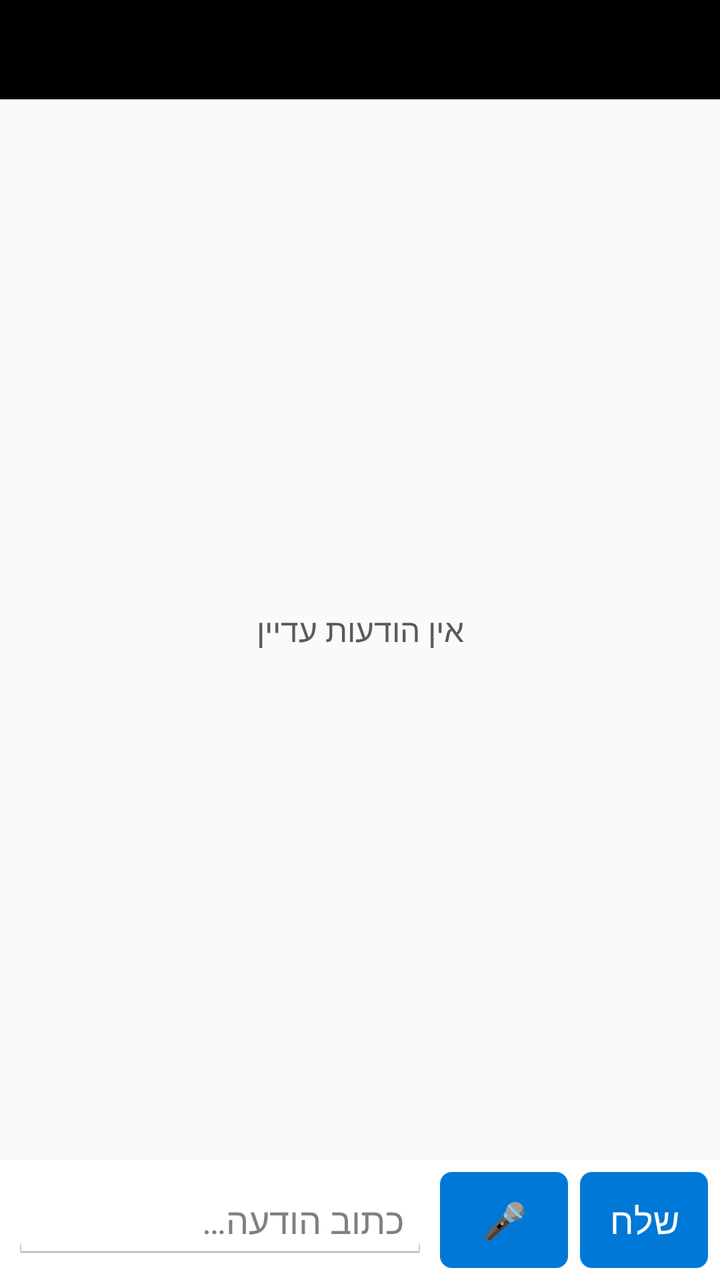
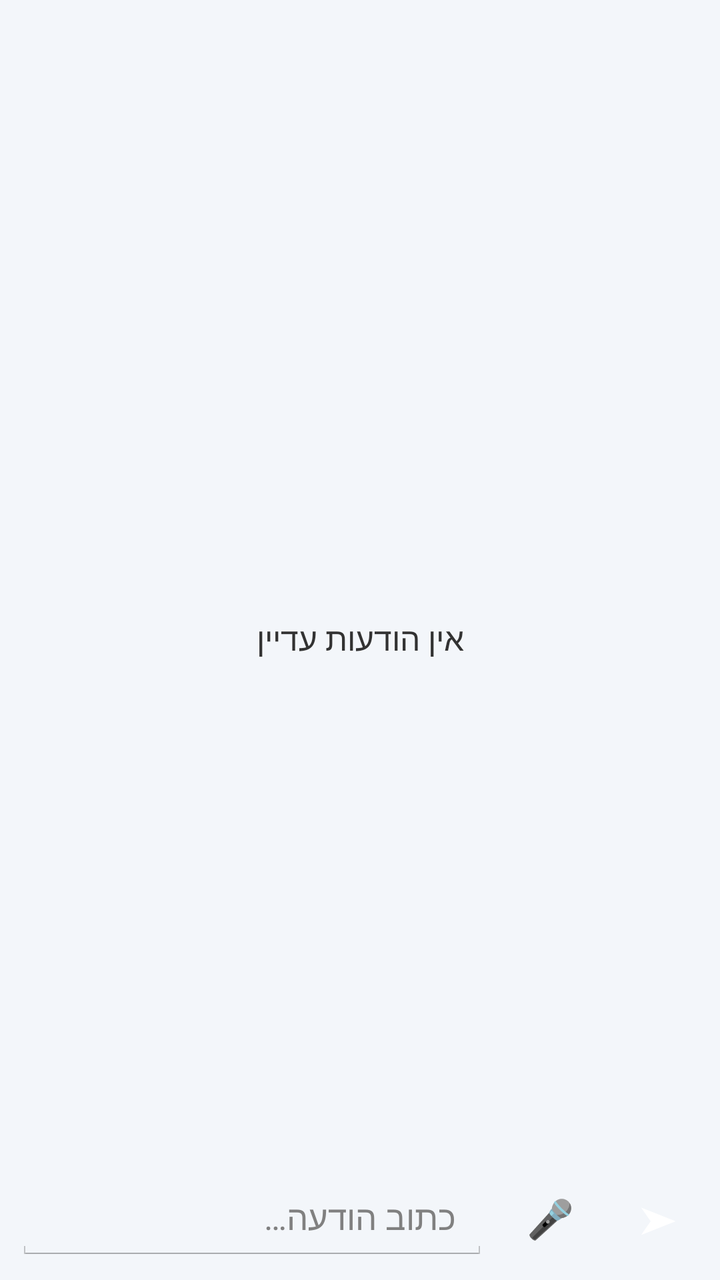

Before-and-after screenshots of an Android layout around one commit, followed by the original layout XML and the change that was made.
<!-- AndroidManifest.xml: application theme AppTheme -->
<!-- res/layout/activity_chat.xml -->
<?xml version="1.0" encoding="utf-8"?>
<LinearLayout xmlns:android="http://schemas.android.com/apk/res/android"
    android:layout_width="match_parent"
    android:layout_height="match_parent"
    android:background="?attr/sbBg"
    android:orientation="vertical">

    <TextView
        android:id="@+id/chatTitle"
        android:layout_width="match_parent"
        android:layout_height="wrap_content"
        android:background="?attr/sbHeader"
        android:ellipsize="end"
        android:padding="12dp"
        android:singleLine="true"
        android:textColor="@color/header_text"
        android:textSize="19sp"
        android:textStyle="bold" />

    <FrameLayout
        android:layout_width="match_parent"
        android:layout_height="0dp"
        android:layout_weight="1">

        <ListView
            android:id="@+id/chatList"
            android:layout_width="match_parent"
            android:layout_height="match_parent"
            android:divider="@android:color/transparent"
            android:dividerHeight="0dp"
            android:drawSelectorOnTop="true"
            android:listSelector="@drawable/list_selector"
            android:nextFocusDown="@+id/chatInput"
            android:stackFromBottom="true"
            android:transcriptMode="alwaysScroll" />

        <TextView
            android:id="@+id/chatEmpty"
            android:layout_width="match_parent"
            android:layout_height="wrap_content"
            android:layout_gravity="center"
            android:gravity="center"
            android:padding="24dp"
            android:text="@string/chat_empty"
            android:textColor="?attr/sbTextSecondary"
            android:textSize="16sp" />
    </FrameLayout>

    <TextView
        android:id="@+id/chatRec"
        android:layout_width="match_parent"
        android:layout_height="wrap_content"
        android:background="#FFD64545"
        android:gravity="center"
        android:padding="10dp"
        android:textColor="#FFFFFFFF"
        android:textSize="15sp"
        android:visibility="gone" />

    <LinearLayout
        android:id="@+id/chatInputRow"
        android:layout_width="match_parent"
        android:layout_height="wrap_content"
        android:background="?attr/sbRow"
        android:orientation="horizontal"
        android:padding="6dp">

        <EditText
            android:id="@+id/chatInput"
            android:layout_width="0dp"
            android:layout_height="wrap_content"
            android:layout_weight="1"
            android:hint="@string/chat_hint"
            android:imeOptions="actionSend"
            android:inputType="textCapSentences|textMultiLine"
            android:maxLines="3"
            android:nextFocusRight="@+id/chatMic"
            android:nextFocusUp="@id/chatList"
            android:textColor="?attr/sbText"
            android:textSize="18sp" />

        <Button
            android:id="@+id/chatMic"
            android:layout_width="wrap_content"
            android:layout_height="wrap_content"
            android:layout_marginLeft="6dp"
            android:background="@drawable/btn_primary"
            android:minHeight="48dp"
            android:nextFocusLeft="@id/chatInput"
            android:nextFocusRight="@+id/chatSend"
            android:nextFocusUp="@id/chatList"
            android:padding="10dp"
            android:text="🎤"
            android:textColor="#FFFFFFFF" />

        <Button
            android:id="@+id/chatSend"
            android:layout_width="wrap_content"
            android:layout_height="wrap_content"
            android:layout_marginLeft="6dp"
            android:background="@drawable/btn_primary"
            android:minHeight="48dp"
            android:nextFocusLeft="@id/chatMic"
            android:nextFocusUp="@id/chatList"
            android:padding="10dp"
            android:text="@string/chat_send"
            android:textColor="#FFFFFFFF" />
    </LinearLayout>
</LinearLayout>
<!-- resources referenced by this layout -->
<resources>
  <color name="header_text">#FFFFFFFF</color>
  <!-- drawable btn_primary (drawable) -->
  <?xml version="1.0" encoding="utf-8"?>
  <selector xmlns:android="http://schemas.android.com/apk/res/android">
      <item android:state_focused="true" android:drawable="@drawable/btn_primary_focus" />
      <item android:state_pressed="true" android:drawable="@drawable/btn_primary_focus" />
      <item android:drawable="@drawable/btn_primary_normal" />
  </selector>
  <!-- drawable list_selector (drawable) -->
  <?xml version="1.0" encoding="utf-8"?>
  <selector xmlns:android="http://schemas.android.com/apk/res/android">
      <item android:state_focused="true" android:drawable="@drawable/sel_focus" />
      <item android:state_pressed="true" android:drawable="@drawable/sel_press" />
      <item android:drawable="@android:color/transparent" />
  </selector>
  <string name="chat_empty">אין הודעות עדיין</string>
  <string name="chat_hint">כתוב הודעה…</string>
  <string name="chat_send">שלח</string>
  <style name="AppTheme" parent="android:Theme.Holo.Light.NoActionBar">
          <item name="sbBg">@color/bg_light</item>
          <item name="sbHeader">@color/header_black</item>
          <item name="sbAccent">@color/accent_blue</item>
          <item name="sbText">@color/text_dark</item>
          <item name="sbTextSecondary">@color/text_dark_secondary</item>
          <item name="sbRow">@color/row_light</item>
          <item name="sbBubbleIn">@color/bubble_in_light</item>
          <item name="sbBubbleOut">@color/bubble_out_light</item>
          <item name="android:windowBackground">@color/bg_light</item>
      </style>
  <!-- drawable btn_primary_focus (drawable) -->
  <?xml version="1.0" encoding="utf-8"?>
  <shape xmlns:android="http://schemas.android.com/apk/res/android">
      <solid android:color="#FF005A9E" />
      <stroke android:width="3dp" android:color="#FF2E9E5B" />
      <corners android:radius="6dp" />
  </shape>
  <!-- drawable btn_primary_normal (drawable) -->
  <?xml version="1.0" encoding="utf-8"?>
  <shape xmlns:android="http://schemas.android.com/apk/res/android">
      <solid android:color="#FF0078D7" />
      <corners android:radius="6dp" />
  </shape>
  <!-- drawable sel_focus (drawable) -->
  <?xml version="1.0" encoding="utf-8"?>
  <shape xmlns:android="http://schemas.android.com/apk/res/android">
      <solid android:color="#330078D7" />
      <stroke android:width="2dp" android:color="#FF0078D7" />
  </shape>
  <!-- drawable sel_press (drawable) -->
  <?xml version="1.0" encoding="utf-8"?>
  <shape xmlns:android="http://schemas.android.com/apk/res/android">
      <solid android:color="#550078D7" />
  </shape>
  <color name="bg_light">#FFFAFAFA</color>
  <color name="header_black">#FF000000</color>
  <color name="accent_blue">#FF0078D7</color>
  <color name="text_dark">#FF212121</color>
  <color name="text_dark_secondary">#FF5A5A5A</color>
  <color name="row_light">#FFFFFFFF</color>
  <color name="bubble_in_light">#FFE8EEF7</color>
  <color name="bubble_out_light">#FFD6EAFB</color>
</resources>

<!-- the commit's change to res/layout/activity_chat.xml (unified diff, before → after) -->
@@ -1,21 +1,48 @@
 <?xml version="1.0" encoding="utf-8"?>
 <LinearLayout xmlns:android="http://schemas.android.com/apk/res/android"
+    android:id="@+id/chatRoot"
     android:layout_width="match_parent"
     android:layout_height="match_parent"
-    android:background="?attr/sbBg"
     android:orientation="vertical">
 
-    <TextView
-        android:id="@+id/chatTitle"
+    <LinearLayout
+        android:id="@+id/chatHeader"
         android:layout_width="match_parent"
         android:layout_height="wrap_content"
-        android:background="?attr/sbHeader"
-        android:ellipsize="end"
-        android:padding="12dp"
-        android:singleLine="true"
-        android:textColor="@color/header_text"
-        android:textSize="19sp"
-        android:textStyle="bold" />
+        android:gravity="center_vertical"
+        android:orientation="horizontal"
+        android:padding="10dp">
+
+        <TextView
+            android:id="@+id/chatAvatar"
+            android:layout_width="40dp"
+            android:layout_height="40dp" />
+
+        <LinearLayout
+            android:layout_width="0dp"
+            android:layout_height="wrap_content"
+            android:layout_marginLeft="12dp"
+            android:layout_marginRight="12dp"
+            android:layout_weight="1"
+            android:orientation="vertical">
+
+            <TextView
+                android:id="@+id/chatTitle"
+                android:layout_width="match_parent"
+                android:layout_height="wrap_content"
+                android:ellipsize="end"
+                android:singleLine="true"
+                android:textSize="18sp"
+                android:textStyle="bold" />
+
+            <TextView
+                android:id="@+id/chatSub"
+                android:layout_width="match_parent"
+                android:layout_height="wrap_content"
+                android:singleLine="true"
+                android:textSize="12sp" />
+        </LinearLayout>
+    </LinearLayout>
 
     <FrameLayout
         android:layout_width="match_parent"
@@ -26,11 +53,13 @@
             android:id="@+id/chatList"
             android:layout_width="match_parent"
             android:layout_height="match_parent"
+            android:clipToPadding="false"
             android:divider="@android:color/transparent"
             android:dividerHeight="0dp"
-            android:drawSelectorOnTop="true"
-            android:listSelector="@drawable/list_selector"
+            android:listSelector="@android:color/transparent"
             android:nextFocusDown="@+id/chatInput"
+            android:paddingBottom="6dp"
+            android:paddingTop="6dp"
             android:stackFromBottom="true"
             android:transcriptMode="alwaysScroll" />
 
@@ -42,7 +71,6 @@
             android:gravity="center"
             android:padding="24dp"
             android:text="@string/chat_empty"
-            android:textColor="?attr/sbTextSecondary"
             android:textSize="16sp" />
     </FrameLayout>
 
@@ -61,9 +89,9 @@
         android:id="@+id/chatInputRow"
         android:layout_width="match_parent"
         android:layout_height="wrap_content"
-        android:background="?attr/sbRow"
+        android:gravity="center_vertical"
         android:orientation="horizontal"
-        android:padding="6dp">
+        android:padding="8dp">
 
         <EditText
             android:id="@+id/chatInput"
@@ -74,36 +102,38 @@
             android:imeOptions="actionSend"
             android:inputType="textCapSentences|textMultiLine"
             android:maxLines="3"
+            android:minHeight="44dp"
             android:nextFocusRight="@+id/chatMic"
             android:nextFocusUp="@id/chatList"
-            android:textColor="?attr/sbText"
-            android:textSize="18sp" />
+            android:paddingLeft="16dp"
+            android:paddingRight="16dp"
+            android:textSize="17sp" />
 
-        <Button
+        <TextView
             android:id="@+id/chatMic"
-            android:layout_width="wrap_content"
-            android:layout_height="wrap_content"
-            android:layout_marginLeft="6dp"
-            android:background="@drawable/btn_primary"
-            android:minHeight="48dp"
+            android:layout_width="46dp"
+            android:layout_height="46dp"
+            android:layout_marginLeft="8dp"
+            android:focusable="true"
+            android:gravity="center"
             android:nextFocusLeft="@id/chatInput"
             android:nextFocusRight="@+id/chatSend"
             android:nextFocusUp="@id/chatList"
-            android:padding="10dp"
             android:text="🎤"
-            android:textColor="#FFFFFFFF" />
+            android:textColor="#FFFFFFFF"
+            android:textSize="19sp" />
 
-        <Button
+        <TextView
             android:id="@+id/chatSend"
-            android:layout_width="wrap_content"
-            android:layout_height="wrap_content"
-            android:layout_marginLeft="6dp"
-            android:background="@drawable/btn_primary"
-            android:minHeight="48dp"
+            android:layout_width="46dp"
+            android:layout_height="46dp"
+            android:layout_marginLeft="8dp"
+            android:focusable="true"
+            android:gravity="center"
             android:nextFocusLeft="@id/chatMic"
             android:nextFocusUp="@id/chatList"
-            android:padding="10dp"
-            android:text="@string/chat_send"
-            android:textColor="#FFFFFFFF" />
+            android:text="➤"
+            android:textColor="#FFFFFFFF"
+            android:textSize="19sp" />
     </LinearLayout>
 </LinearLayout>
<!-- resource entries referenced after the edit -->
@@ -1,23 +1,7 @@
 <!-- resources referenced by this layout -->
 <resources>
-  <color name="header_text">#FFFFFFFF</color>
-  <!-- drawable btn_primary (drawable) -->
-  <?xml version="1.0" encoding="utf-8"?>
-  <selector xmlns:android="http://schemas.android.com/apk/res/android">
-      <item android:state_focused="true" android:drawable="@drawable/btn_primary_focus" />
-      <item android:state_pressed="true" android:drawable="@drawable/btn_primary_focus" />
-      <item android:drawable="@drawable/btn_primary_normal" />
-  </selector>
-  <!-- drawable list_selector (drawable) -->
-  <?xml version="1.0" encoding="utf-8"?>
-  <selector xmlns:android="http://schemas.android.com/apk/res/android">
-      <item android:state_focused="true" android:drawable="@drawable/sel_focus" />
-      <item android:state_pressed="true" android:drawable="@drawable/sel_press" />
-      <item android:drawable="@android:color/transparent" />
-  </selector>
   <string name="chat_empty">אין הודעות עדיין</string>
   <string name="chat_hint">כתוב הודעה…</string>
-  <string name="chat_send">שלח</string>
   <style name="AppTheme" parent="android:Theme.Holo.Light.NoActionBar">
           <item name="sbBg">@color/bg_light</item>
           <item name="sbHeader">@color/header_black</item>
@@ -29,32 +13,8 @@
           <item name="sbBubbleOut">@color/bubble_out_light</item>
           <item name="android:windowBackground">@color/bg_light</item>
       </style>
-  <!-- drawable btn_primary_focus (drawable) -->
-  <?xml version="1.0" encoding="utf-8"?>
-  <shape xmlns:android="http://schemas.android.com/apk/res/android">
-      <solid android:color="#FF005A9E" />
-      <stroke android:width="3dp" android:color="#FF2E9E5B" />
-      <corners android:radius="6dp" />
-  </shape>
-  <!-- drawable btn_primary_normal (drawable) -->
-  <?xml version="1.0" encoding="utf-8"?>
-  <shape xmlns:android="http://schemas.android.com/apk/res/android">
-      <solid android:color="#FF0078D7" />
-      <corners android:radius="6dp" />
-  </shape>
-  <!-- drawable sel_focus (drawable) -->
-  <?xml version="1.0" encoding="utf-8"?>
-  <shape xmlns:android="http://schemas.android.com/apk/res/android">
-      <solid android:color="#330078D7" />
-      <stroke android:width="2dp" android:color="#FF0078D7" />
-  </shape>
-  <!-- drawable sel_press (drawable) -->
-  <?xml version="1.0" encoding="utf-8"?>
-  <shape xmlns:android="http://schemas.android.com/apk/res/android">
-      <solid android:color="#550078D7" />
-  </shape>
-  <color name="bg_light">#FFFAFAFA</color>
-  <color name="header_black">#FF000000</color>
+  <color name="bg_light">#FFF3F6FA</color>
+  <color name="header_black">#FF0B5CAD</color>
   <color name="accent_blue">#FF0078D7</color>
   <color name="text_dark">#FF212121</color>
   <color name="text_dark_secondary">#FF5A5A5A</color>
